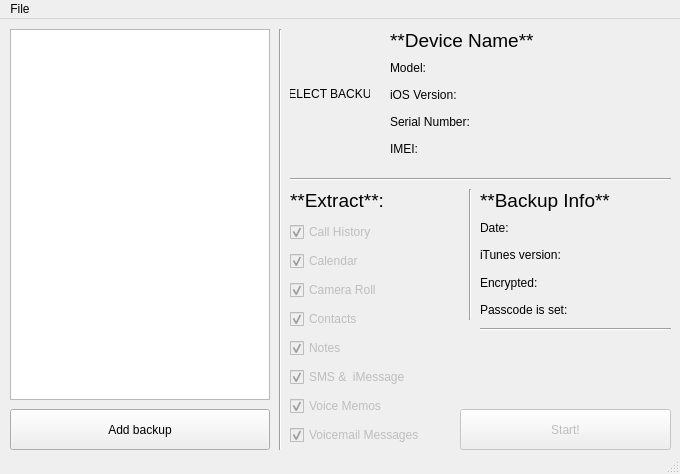
The window that ui/DeMainUILayout.ui (brokenCursor/DeTuner) describes before a commit, drawn with Qt 5.
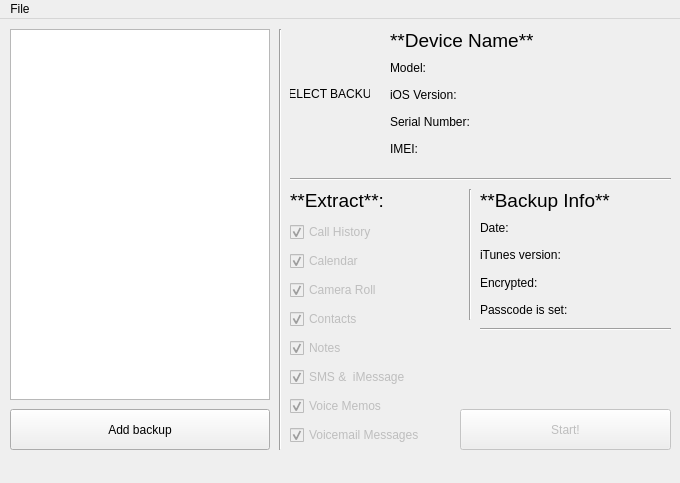
The same window after the commit. Icons and pictures are not drawn.

Diff of the .ui file:
```diff
--- a/ui/DeMainUILayout.ui
+++ b/ui/DeMainUILayout.ui
@@ -7,7 +7,7 @@
     <x>0</x>
     <y>0</y>
     <width>680</width>
-    <height>474</height>
+    <height>483</height>
    </rect>
   </property>
   <property name="sizePolicy">
@@ -16,6 +16,12 @@
     <verstretch>0</verstretch>
    </sizepolicy>
   </property>
+  <property name="maximumSize">
+   <size>
+    <width>680</width>
+    <height>13123</height>
+   </size>
+  </property>
   <property name="windowTitle">
    <string>DeTuner</string>
   </property>
@@ -439,7 +445,11 @@
     </layout>
    </widget>
   </widget>
-  <widget class="QStatusBar" name="statusbar"/>
+  <widget class="QStatusBar" name="status_bar">
+   <property name="sizeGripEnabled">
+    <bool>false</bool>
+   </property>
+  </widget>
   <widget class="QMenuBar" name="menubar">
    <property name="enabled">
     <bool>true</bool>
```
